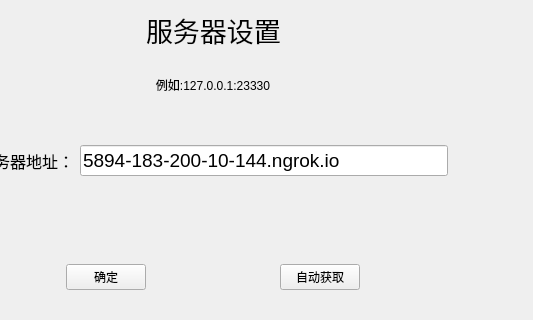
Above: log.ui from sihe-gg/qCloundDisk before the change; both pictures show x 107 to 640 and y 115 to 435 of the 640 by 542 pixel window. Below: the same form after it.
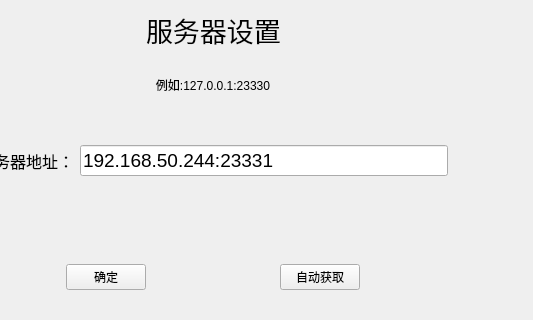
That is the form after the change. Icons and pictures are not drawn.

```diff
--- a/log.ui
+++ b/log.ui
@@ -474,7 +474,7 @@
                        </font>
                       </property>
                       <property name="text">
-                       <string>5894-183-200-10-144.ngrok.io</string>
+                       <string>192.168.50.244:23331</string>
                       </property>
                       <property name="maxLength">
                        <number>3000</number>
```
